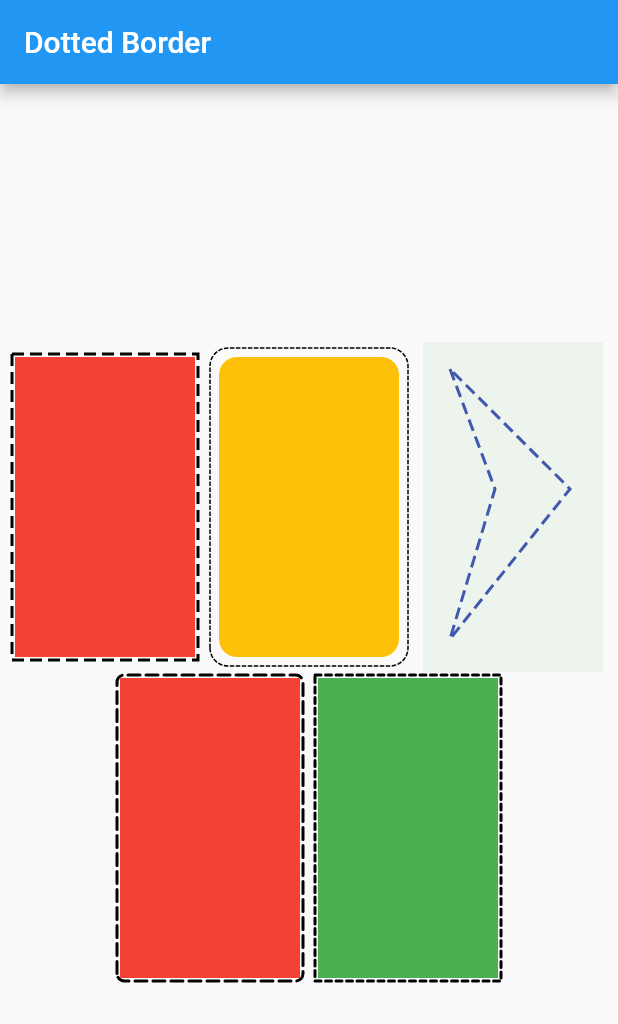
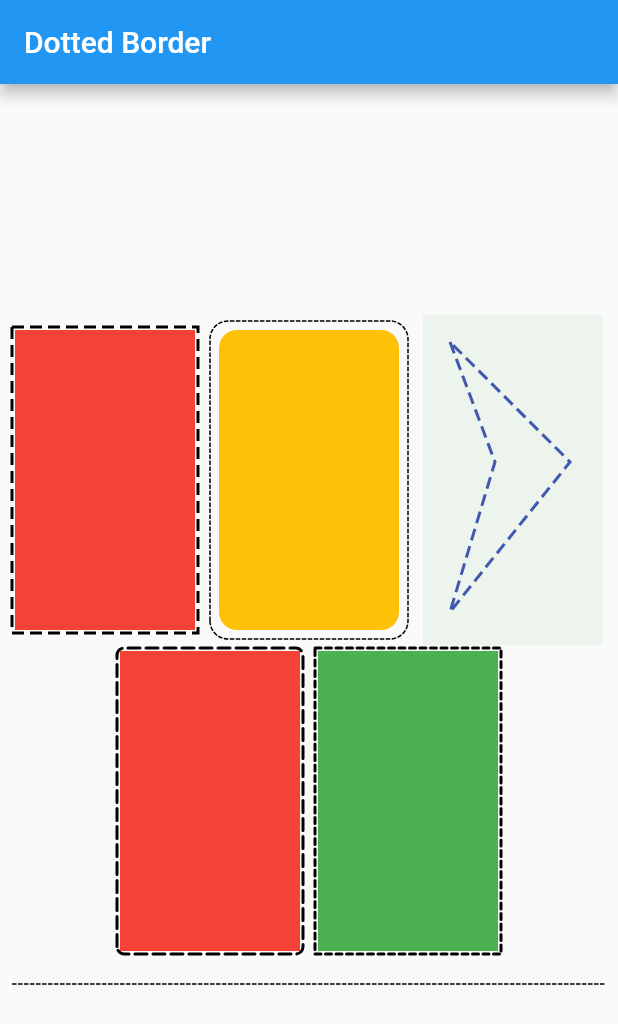
Before and after one commit to ajilo297/Flutter-Dotted-Border, a Flutter app: the screen it shows after launch, on a phone screen of 412 x 824 dp. Shown: the top 1024 px of the screen. Run offline on Flutter 3.47's test engine with Material 2 defaults, Android fonts, the phone set to English and light mode, and no system bars; our stand-ins replace path_drawing.

Commit message:
Updated example/lib/main.dart
Added an example using the Size callback with Path

```diff
--- a/example/lib/main.dart
+++ b/example/lib/main.dart
@@ -26,6 +26,7 @@ class MyApp extends StatelessWidget {
                     customBorder,
                     roundStrokeCap,
                     solidBorder,
+                    fullWidthPath,
                   ],
                 ),
               ),
@@ -110,4 +111,18 @@ class MyApp extends StatelessWidget {
       ),
     );
   }
+
+  Widget get fullWidthPath {
+    return DottedBorder(
+      customPath: (size) {
+        return Path()
+          ..moveTo(0, 20)
+          ..lineTo(size.width, 20);
+      },
+      child: Padding(
+        padding: const EdgeInsets.all(16.0),
+        child: Container(),
+      ),
+    );
+  }
 }
```
